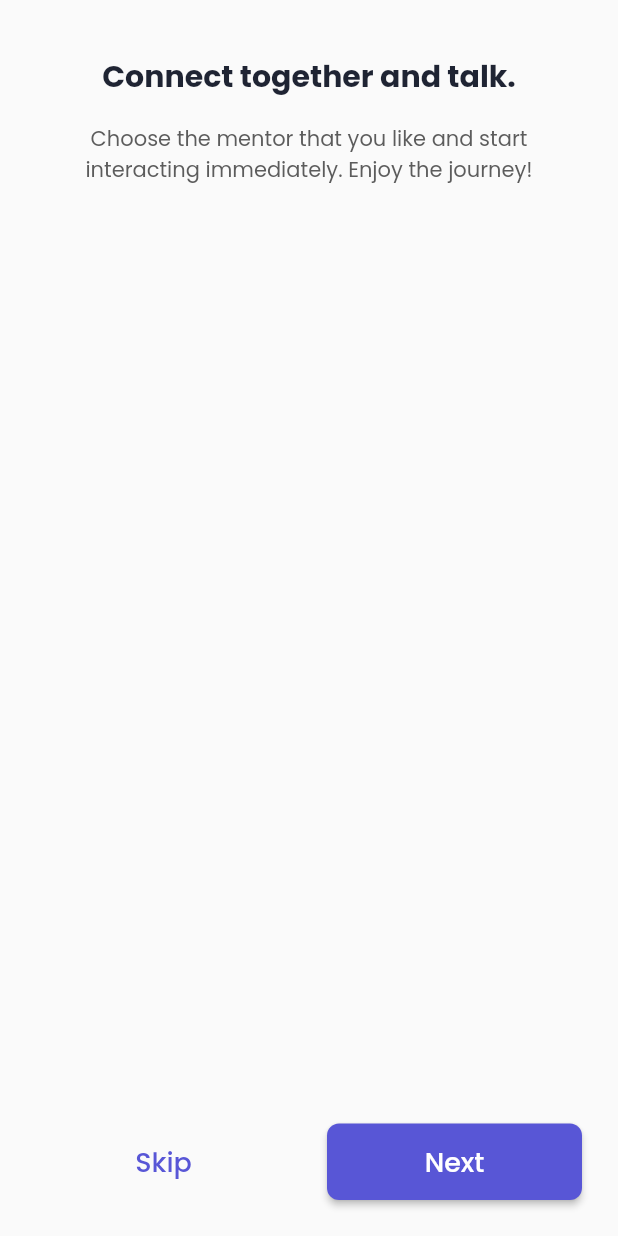
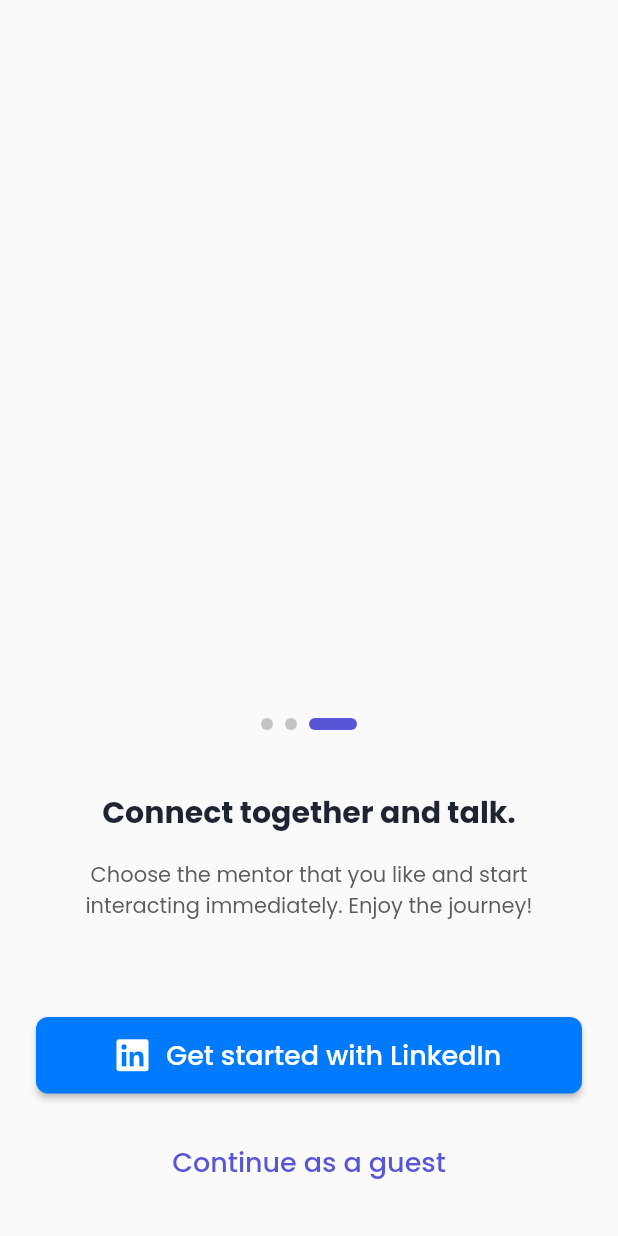
Before and after one commit to rasitayaz/mentorgem, a Flutter app: the screen it shows after launch, swiped to page 3, on a phone screen of 412 x 824 dp. Run offline on Flutter 3.47's test engine with Material 2 defaults, Android fonts, the phone set to English and light mode, and no system bars; our stand-ins replace font_awesome_flutter, google_fonts.

Commit message:
Complete onboarding layout

```diff
--- a/lib/pages/onboarding_page.dart
+++ b/lib/pages/onboarding_page.dart
@@ -1,4 +1,5 @@
 import 'package:flutter/material.dart';
+import 'package:font_awesome_flutter/font_awesome_flutter.dart';
 import 'package:mentorgem/views/balanced_text.dart';
 
 class OnboardingPage extends StatefulWidget {
@@ -9,45 +10,127 @@ class OnboardingPage extends StatefulWidget {
 }
 
 class _OnboardingPageState extends State<OnboardingPage> {
+  static const Duration _animDuration = Duration(milliseconds: 350);
+  static const Duration _fastAnimDuration = Duration(milliseconds: 200);
+  static const double _indicatorHeight = 16;
+
+  final _pageController = PageController();
+  int _currentStep = 0;
+  bool get _isLastStep => _currentStep == 2;
+
+  @override
+  void initState() {
+    super.initState();
+    _pageController.addListener(() {
+      if (_pageController.page! >= _currentStep + 0.5) {
+        setState(() => _currentStep++);
+      } else if (_pageController.page! <= _currentStep - 0.5) {
+        setState(() => _currentStep--);
+      }
+    });
+  }
+
+  @override
+  void dispose() {
+    _pageController.dispose();
+    super.dispose();
+  }
+
   @override
   Widget build(BuildContext context) {
     return Scaffold(
       body: SafeArea(
-        child: Column(
+        child: Stack(
           children: [
-            Expanded(
+            Positioned.fill(child: _buildStepIndicator()),
+            Positioned.fill(
               child: PageView(
+                controller: _pageController,
                 children: [
                   _buildOnboardingStep(
                     title: 'Join MentorGem with one click.',
                     description:
                         'Joining MentorGem is easy. Join with Linkedin for the most optimal experience. Other login options are available.',
+                    artwork: Stack(
+                      children: [
+                        Image.asset(
+                          'assets/images/onboarding-1.png',
+                          fit: BoxFit.cover,
+                        ),
+                      ],
+                    ),
                   ),
                   _buildOnboardingStep(
                     title: 'Find your mentor quickly.',
                     description:
                         'Our smart match technology will match you with a mentor best fit to help you achieve your goals.',
+                    artwork: Stack(),
                   ),
                   _buildOnboardingStep(
                     title: 'Connect together and talk.',
                     description:
                         'Choose the mentor that you like and start interacting immediately. Enjoy the journey!',
+                    artwork: Stack(),
                   ),
                 ],
               ),
             ),
-            _buildActions(),
+            Align(
+              alignment: Alignment.bottomCenter,
+              child: _buildActions(),
+            ),
           ],
         ),
       ),
     );
   }
 
+  Widget _buildStepIndicator() {
+    return Column(
+      children: [
+        const Spacer(flex: 2),
+        SizedBox(
+          height: _indicatorHeight,
+          child: Row(
+            mainAxisSize: MainAxisSize.min,
+            children: List.generate(3, (index) {
+              return AnimatedContainer(
+                duration: _fastAnimDuration,
+                curve: Curves.ease,
+                margin: const EdgeInsets.symmetric(horizontal: 4),
+                width: index == _currentStep ? 32 : 8,
+                height: 8,
+                decoration: BoxDecoration(
+                  borderRadius: BorderRadius.circular(4),
+                  color: index == _currentStep
+                      ? Theme.of(context).colorScheme.primary
+                      : const Color(0xFFC3C3C3),
+                ),
+              );
+            }),
+          ),
+        ),
+        const Spacer(flex: 1),
+        const SizedBox(height: 96),
+      ],
+    );
+  }
+
   Widget _buildOnboardingStep({
     required String title,
     required String description,
+    required Widget artwork,
   }) {
-    return Padding(
+    return Column(
+      children: [
+        Expanded(
+          flex: 2,
+          child: artwork,
+        ),
+        const SizedBox(height: _indicatorHeight),
+        Expanded(
+          flex: 1,
+          child: Padding(
             padding: const EdgeInsets.all(36),
             child: Column(
               children: [
@@ -63,29 +146,86 @@ class _OnboardingPageState extends State<OnboardingPage> {
                 ),
               ],
             ),
+          ),
+        ),
+        const SizedBox(height: 96),
+      ],
     );
   }
 
   Widget _buildActions() {
     return Padding(
       padding: const EdgeInsets.all(24),
+      child: AnimatedSwitcher(
+        layoutBuilder: (currentChild, previousChildren) {
+          return Stack(
+            alignment: Alignment.bottomCenter,
+            children: <Widget>[
+              ...previousChildren,
+              if (currentChild != null) currentChild,
+            ],
+          );
+        },
+        duration: _fastAnimDuration,
+        child: _isLastStep
+            ? Column(
+                mainAxisSize: MainAxisSize.min,
+                crossAxisAlignment: CrossAxisAlignment.stretch,
+                children: [
+                  ElevatedButton(
+                    onPressed: () {},
+                    style: ElevatedButton.styleFrom(
+                      primary: const Color(0xFF007AFF),
+                    ),
                     child: Row(
+                      mainAxisSize: MainAxisSize.min,
+                      children: const [
+                        FaIcon(FontAwesomeIcons.linkedin),
+                        SizedBox(width: 12),
+                        Text('Get started with LinkedIn'),
+                      ],
+                    ),
+                  ),
+                  const SizedBox(height: 20),
+                  TextButton(
+                    onPressed: () {},
+                    child: const Text('Continue as a guest'),
+                  ),
+                ],
+              )
+            : Row(
                 children: [
                   Expanded(
                     child: TextButton(
-              onPressed: () {},
+                      onPressed: () {
+                        if (_pageController.page! <= 1) {
+                          _pageController.animateToPage(
+                            2,
+                            duration: _animDuration,
+                            curve: Curves.ease,
+                          );
+                        }
+                      },
                       child: const Text('Skip'),
                     ),
                   ),
-          const SizedBox(width: 24),
+                  const SizedBox(width: 20),
                   Expanded(
                     child: ElevatedButton(
-              onPressed: () {},
+                      onPressed: () {
+                        if (_pageController.page! <= 1) {
+                          _pageController.nextPage(
+                            duration: _animDuration,
+                            curve: Curves.ease,
+                          );
+                        }
+                      },
                       child: const Text('Next'),
                     ),
                   ),
                 ],
               ),
+      ),
     );
   }
 }
--- a/pubspec.yaml
+++ b/pubspec.yaml
@@ -30,6 +30,7 @@ dependencies:
   flutter:
     sdk: flutter
   google_fonts: ^3.0.1
+  font_awesome_flutter: ^10.1.0
 
 
   # The following adds the Cupertino Icons font to your application.
@@ -57,6 +58,9 @@ flutter:
   # included with your application, so that you can use the icons in
   # the material Icons class.
   uses-material-design: true
+
+  assets:
+    - assets/images/
 
   # To add assets to your application, add an assets section, like this:
   # assets:
```
Also changed, not shown: pubspec.lock. Lines whose indentation alone changed are shown as unchanged.
